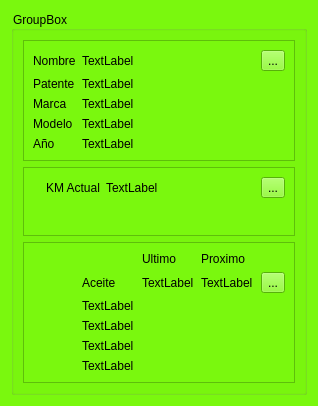
First picture: the form in mksCarCheckList/wdgtvehicle.ui, repository diegowald/mksCarCheckList, before the edit.
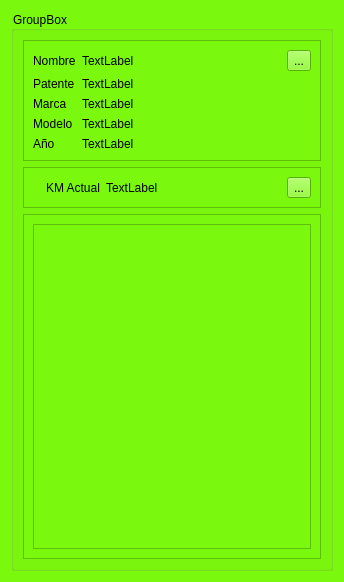
Second picture: the form after the edit. Icons and pictures are not drawn. Custom widgets are drawn as their Qt base class.

Diff of the .ui file:
```diff
--- a/mksCarCheckList/wdgtvehicle.ui
+++ b/mksCarCheckList/wdgtvehicle.ui
@@ -6,8 +6,8 @@
    <rect>
     <x>0</x>
     <y>0</y>
-    <width>318</width>
-    <height>406</height>
+    <width>344</width>
+    <height>582</height>
    </rect>
   </property>
   <property name="windowTitle">
@@ -201,94 +201,17 @@
         </property>
         <layout class="QHBoxLayout" name="horizontalLayout_6">
          <item>
-          <layout class="QGridLayout" name="gridLayout">
-           <item row="1" column="1">
-            <widget class="QLabel" name="label_10">
-             <property name="text">
-              <string>Aceite</string>
-             </property>
-            </widget>
-           </item>
-           <item row="1" column="0">
-            <widget class="QLabel" name="label_5">
-             <property name="maximumSize">
-              <size>
-               <width>43</width>
-               <height>18</height>
-              </size>
-             </property>
-             <property name="text">
-              <string/>
-             </property>
-             <property name="pixmap">
-              <pixmap resource="resources.qrc">:/img/oil10.png</pixmap>
-             </property>
-            </widget>
-           </item>
-           <item row="1" column="3">
-            <widget class="QLabel" name="lblNextOilChange">
-             <property name="text">
-              <string>TextLabel</string>
-             </property>
-            </widget>
-           </item>
-           <item row="0" column="2">
-            <widget class="QLabel" name="label_17">
-             <property name="text">
-              <string>Ultimo</string>
-             </property>
-            </widget>
-           </item>
-           <item row="5" column="1">
-            <widget class="QLabel" name="label_14">
-             <property name="text">
-              <string>TextLabel</string>
-             </property>
-            </widget>
-           </item>
-           <item row="4" column="1">
-            <widget class="QLabel" name="label_13">
-             <property name="text">
-              <string>TextLabel</string>
-             </property>
-            </widget>
-           </item>
-           <item row="3" column="1">
-            <widget class="QLabel" name="label_12">
-             <property name="text">
-              <string>TextLabel</string>
-             </property>
-            </widget>
-           </item>
-           <item row="2" column="1">
-            <widget class="QLabel" name="label_11">
-             <property name="text">
-              <string>TextLabel</string>
-             </property>
-            </widget>
-           </item>
-           <item row="0" column="3">
-            <widget class="QLabel" name="label_18">
-             <property name="text">
-              <string>Proximo</string>
-             </property>
-            </widget>
-           </item>
-           <item row="1" column="4">
-            <widget class="QToolButton" name="btnOilDetails">
-             <property name="text">
-              <string>...</string>
-             </property>
-            </widget>
-           </item>
-           <item row="1" column="2">
-            <widget class="QLabel" name="lblLastOilChange">
-             <property name="text">
-              <string>TextLabel</string>
-             </property>
-            </widget>
-           </item>
-          </layout>
+          <widget class="QTapListWidget" name="listWidget">
+           <property name="editTriggers">
+            <set>QAbstractItemView::NoEditTriggers</set>
+           </property>
+           <property name="alternatingRowColors">
+            <bool>true</bool>
+           </property>
+           <property name="selectionRectVisible">
+            <bool>true</bool>
+           </property>
+          </widget>
          </item>
         </layout>
        </widget>
@@ -298,6 +221,13 @@
    </item>
   </layout>
  </widget>
+ <customwidgets>
+  <customwidget>
+   <class>QTapListWidget</class>
+   <extends>QListWidget</extends>
+   <header>qtaplistwidget.h</header>
+  </customwidget>
+ </customwidgets>
  <resources>
   <include location="resources.qrc"/>
  </resources>
```
